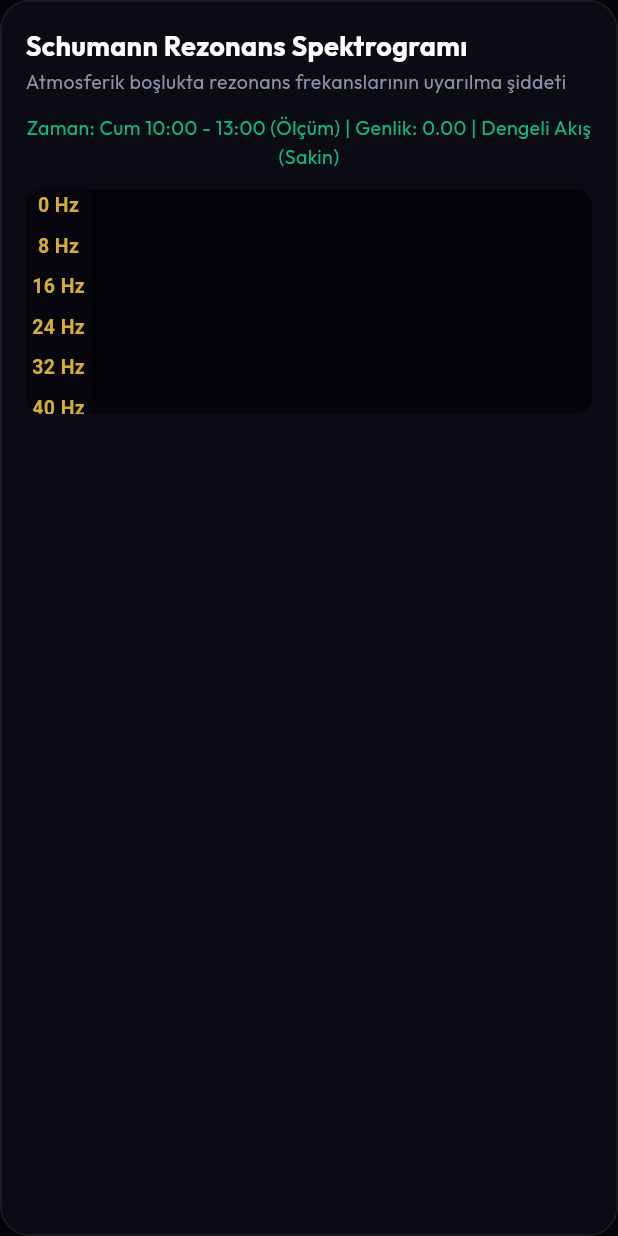
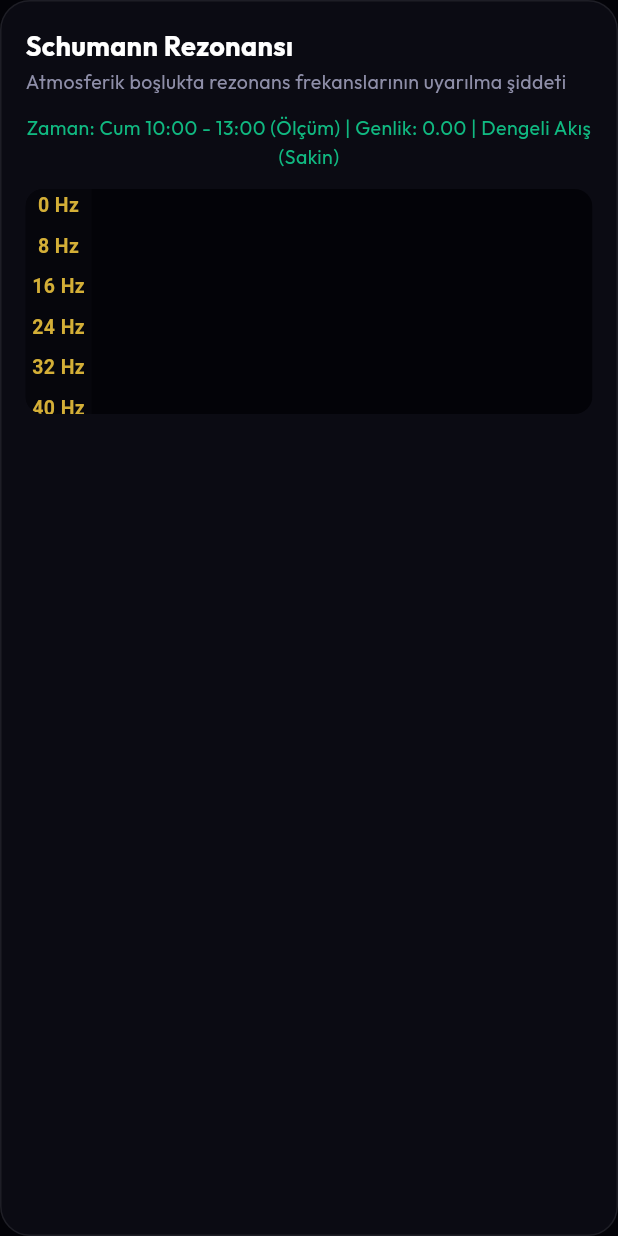
Before and after one commit to bahacan112/rezonans_flutter, a Flutter app: the Spectrogram widget shown alone on an empty page, opened directly with empty values, on a phone screen of 412 x 824 dp. Run offline on Flutter 3.47's test engine with Material 3 defaults, Android fonts, the light colour scheme and no system bars; our stand-ins replace google_fonts, google_sign_in, shared_preferences; accounts and stored records are empty; network calls fail.

Commit message:
Update title and guide to refer to Schumann Rezonansı instead of Spektrogram

```diff
--- a/lib/widgets/analysis_guide.dart
+++ b/lib/widgets/analysis_guide.dart
@@ -36,7 +36,7 @@ class AnalysisCard extends StatelessWidget {
 const _guide = [
   [
     'Schumann Genlik Değeri Nedir?',
-    'Schumann Rezonans Spektrogramında dalgaların gücünü ve iyonosferdeki elektromanyetik uyarılma düzeyini gösteren bilimsel ölçüdür. Bu genlik değerleri, küresel jeomanyetik Kp hareketliliği ile doğrudan doğru orantılıdır; güneş patlamaları arttıkça genlik yükselir ve iyonosferde yoğun ışık kodları tetiklenir.'
+    'Schumann Rezonansı grafiğinde dalgaların gücünü ve iyonosferdeki elektromanyetik uyarılma düzeyini gösteren bilimsel ölçüdür. Bu genlik değerleri, küresel jeomanyetik Kp hareketliliği ile doğrudan doğru orantılıdır; güneş patlamaları arttıkça genlik yükselir ve iyonosferde yoğun ışık kodları tetiklenir.'
   ],
   [
     'Ölçüm (Ölçülen) ve Tahmin (Gelecek) Ayrımı Nedir?',
--- a/lib/widgets/spectrogram.dart
+++ b/lib/widgets/spectrogram.dart
@@ -51,7 +51,7 @@ class _SpectrogramState extends State<Spectrogram> {
         crossAxisAlignment: CrossAxisAlignment.start,
         children: [
           Text(
-            'Schumann Rezonans Spektrogramı',
+            'Schumann Rezonansı',
             style: AppText.sans(size: 18, weight: FontWeight.w700),
           ),
           const SizedBox(height: 2),
```
